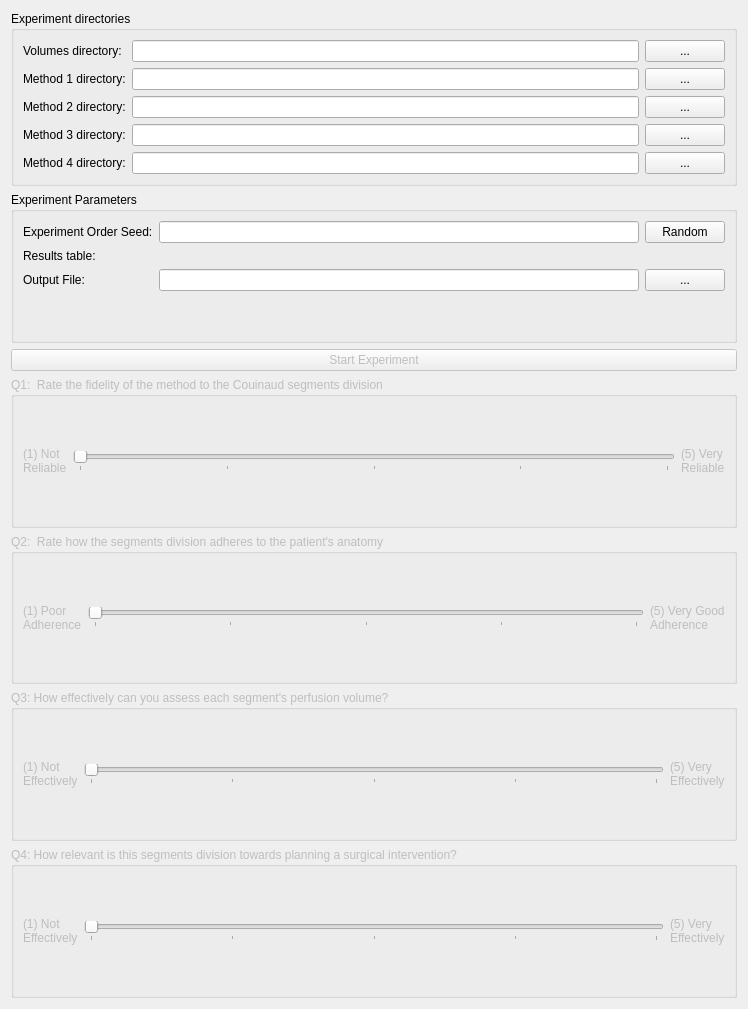
First picture: the form in SlicerLiverSegments/Resources/UI/SlicerLiverSegments.ui, repository ALive-research/SlicerLiverSegmentsCompare, before the edit.
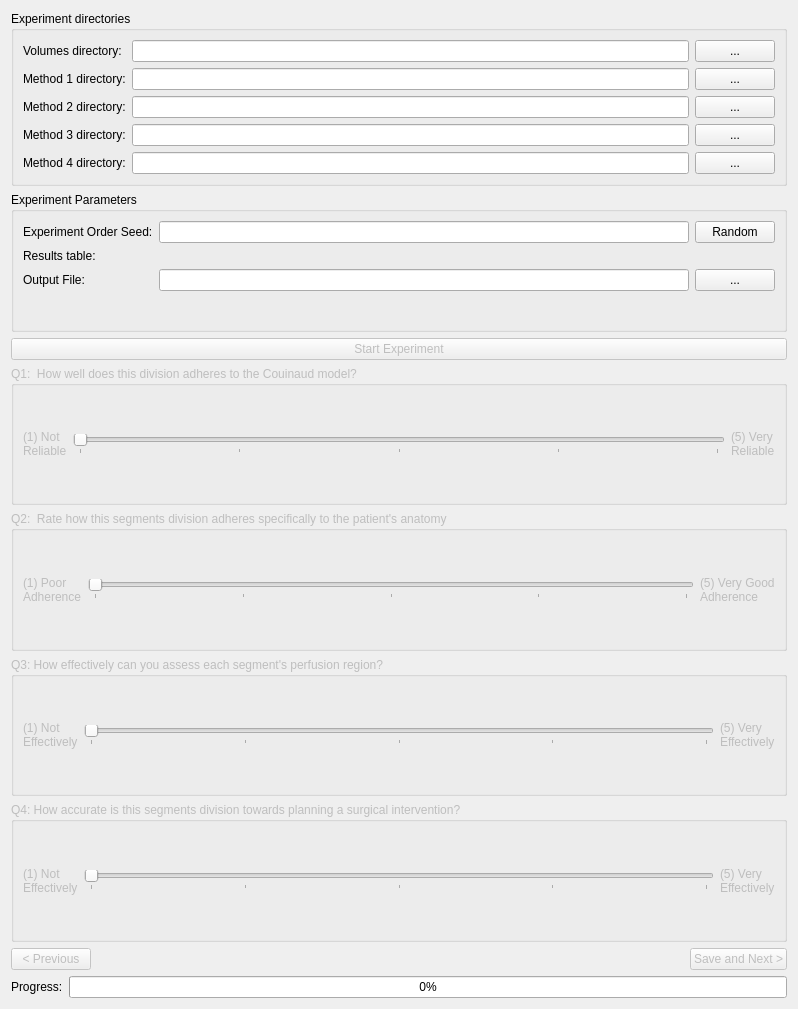
Second picture: the form after the edit. Custom widgets are drawn as their Qt base class.

Commit message: [WIP] Add loading of datasets

Diff of the .ui file:
```diff
--- a/SlicerLiverSegments/Resources/UI/SlicerLiverSegments.ui
+++ b/SlicerLiverSegments/Resources/UI/SlicerLiverSegments.ui
@@ -6,7 +6,7 @@
    <rect>
     <x>0</x>
     <y>0</y>
-    <width>748</width>
+    <width>798</width>
     <height>1009</height>
    </rect>
   </property>
@@ -269,7 +269,7 @@
       <bool>false</bool>
      </property>
      <property name="title">
-      <string>Q1:  Rate the fidelity of the method to the Couinaud segments division</string>
+      <string>Q1:  How well does this division adheres to the Couinaud model?</string>
      </property>
      <layout class="QHBoxLayout" name="horizontalLayout_7">
       <item>
@@ -291,6 +291,9 @@
         <property name="orientation">
          <enum>Qt::Horizontal</enum>
         </property>
+        <property name="invertedAppearance">
+         <bool>false</bool>
+        </property>
         <property name="tickPosition">
          <enum>QSlider::TicksBelow</enum>
         </property>
@@ -319,7 +322,7 @@
       <bool>false</bool>
      </property>
      <property name="title">
-      <string>Q2:  Rate how the segments division adheres to the patient's anatomy</string>
+      <string>Q2:  Rate how this segments division adheres specifically to the patient's anatomy</string>
      </property>
      <layout class="QHBoxLayout" name="horizontalLayout_8">
       <item>
@@ -369,7 +372,7 @@
       <bool>false</bool>
      </property>
      <property name="title">
-      <string>Q3: How effectively can you assess each segment's perfusion volume?</string>
+      <string>Q3: How effectively can you assess each segment's perfusion region?</string>
      </property>
      <layout class="QHBoxLayout" name="horizontalLayout_9">
       <item>
@@ -419,7 +422,7 @@
       <bool>false</bool>
      </property>
      <property name="title">
-      <string>Q4: How relevant is this segments division towards planning a surgical intervention?</string>
+      <string>Q4: How accurate is this segments division towards planning a surgical intervention?</string>
      </property>
      <layout class="QHBoxLayout" name="horizontalLayout_10">
       <item>
@@ -463,6 +466,61 @@
      </layout>
     </widget>
    </item>
+   <item>
+    <layout class="QHBoxLayout" name="horizontalLayout_12">
+     <item>
+      <widget class="QPushButton" name="previousPushButton">
+       <property name="enabled">
+        <bool>false</bool>
+       </property>
+       <property name="text">
+        <string>&lt; Previous</string>
+       </property>
+      </widget>
+     </item>
+     <item>
+      <spacer name="horizontalSpacer">
+       <property name="orientation">
+        <enum>Qt::Horizontal</enum>
+       </property>
+       <property name="sizeHint" stdset="0">
+        <size>
+         <width>40</width>
+         <height>20</height>
+        </size>
+       </property>
+      </spacer>
+     </item>
+     <item>
+      <widget class="QPushButton" name="saveAndNextPushButton">
+       <property name="enabled">
+        <bool>false</bool>
+       </property>
+       <property name="text">
+        <string>Save and Next &gt;</string>
+       </property>
+      </widget>
+     </item>
+    </layout>
+   </item>
+   <item>
+    <layout class="QHBoxLayout" name="horizontalLayout_13">
+     <item>
+      <widget class="QLabel" name="progressLabel">
+       <property name="text">
+        <string>Progress:</string>
+       </property>
+      </widget>
+     </item>
+     <item>
+      <widget class="QProgressBar" name="progressBar">
+       <property name="value">
+        <number>0</number>
+       </property>
+      </widget>
+     </item>
+    </layout>
+   </item>
   </layout>
  </widget>
  <customwidgets>
```
Left out of the diff: 7 changed lines with no effect on the pictures. The commit also changes 1 other file.
